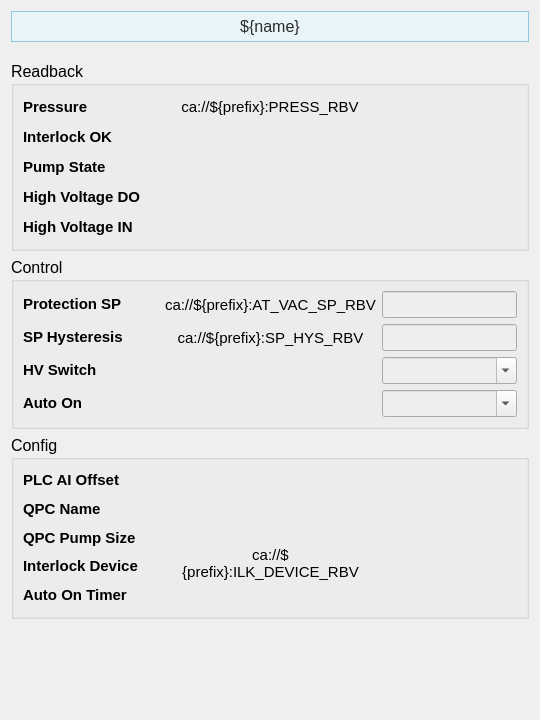
pcdshub/pcdswidgets, file pcdswidgets/static_ui/vacuum/pumps/PIPPLC_expert.ui: the form before one commit.
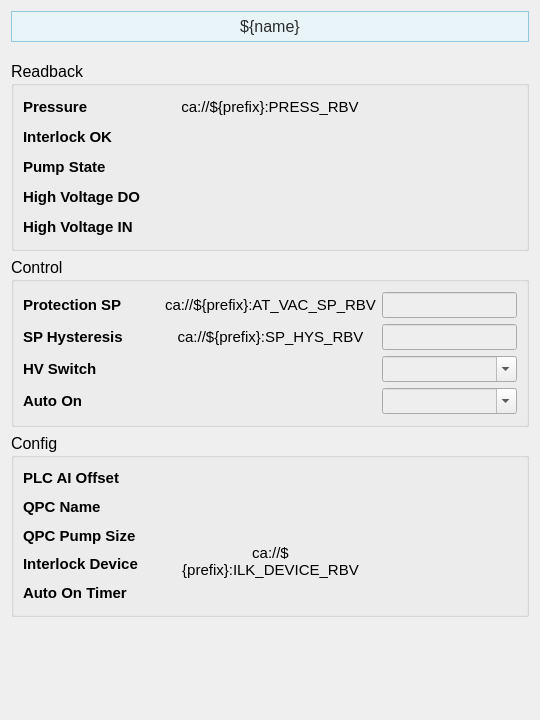
The form after the commit. Custom widgets are drawn as their Qt base class.

```diff
--- a/pcdswidgets/static_ui/vacuum/pumps/PIPPLC_expert.ui
+++ b/pcdswidgets/static_ui/vacuum/pumps/PIPPLC_expert.ui
@@ -457,6 +457,11 @@
          <layout class="QVBoxLayout" name="verticalLayout_10">
           <item>
            <widget class="PyDMLineEdit" name="protection_setpoint_setpoint">
+            <property name="font">
+             <font>
+              <pointsize>11</pointsize>
+             </font>
+            </property>
             <property name="styleSheet">
              <string notr="true">background-color: rgb(238, 238, 238)</string>
             </property>
@@ -467,6 +472,11 @@
           </item>
           <item>
            <widget class="PyDMLineEdit" name="setpoint_hysteresis_setpoint">
+            <property name="font">
+             <font>
+              <pointsize>11</pointsize>
+             </font>
+            </property>
             <property name="styleSheet">
              <string notr="true">background-color: rgb(238, 238, 238)</string>
             </property>
@@ -477,6 +487,11 @@
           </item>
           <item>
            <widget class="PyDMEnumComboBox" name="PyDMEnumComboBox">
+            <property name="font">
+             <font>
+              <pointsize>11</pointsize>
+             </font>
+            </property>
             <property name="toolTip">
              <string/>
             </property>
@@ -493,6 +508,11 @@
           </item>
           <item>
            <widget class="PyDMEnumComboBox" name="PyDMEnumComboBox_2">
+            <property name="font">
+             <font>
+              <pointsize>11</pointsize>
+             </font>
+            </property>
             <property name="toolTip">
              <string/>
             </property>
```
